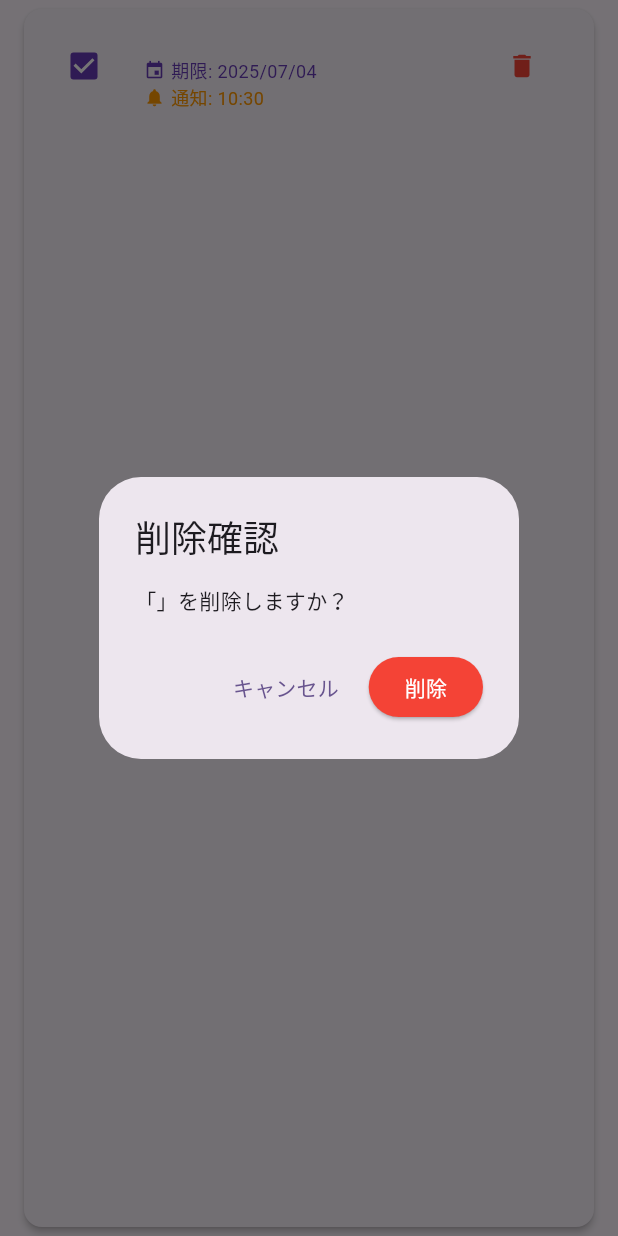
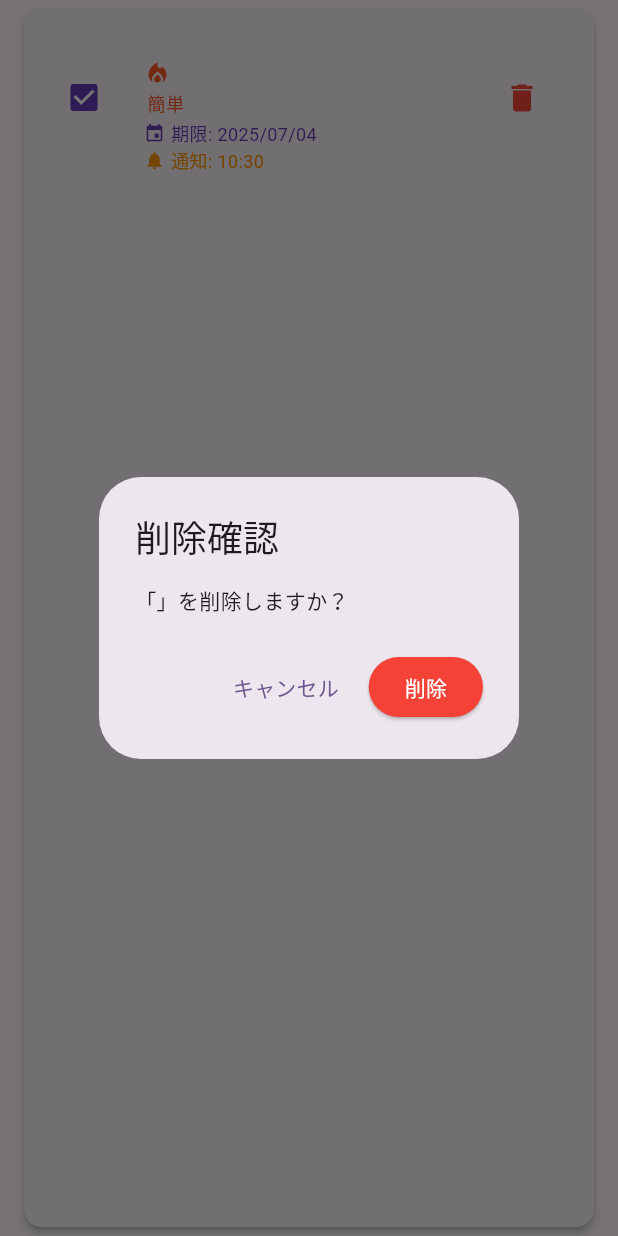
Before and after one commit to nicest414/todolist, a Flutter app: the TodoItemWidget widget shown alone on an empty page, opened directly with empty values, after a tap on the "delete" icon, on a phone screen of 412 x 824 dp. Run offline on Flutter 3.47's test engine with Material 3 defaults, Android fonts, the phone set to English and light mode, and no system bars; our stand-ins replace device_preview, flutter_riverpod.

Commit message:
主観的なタスク難易度の設定

```diff
--- a/lib/models/todo_item.dart
+++ b/lib/models/todo_item.dart
@@ -25,6 +25,7 @@ class TodoItem {
   DateTime? notificationTime;
   DateTime? dueDate;
   bool notificationEnabled;
+  int difficulty; // 1:簡単, 2:普通, 3:難しい, 4:困難
 
   TodoItem({
     required this.id,
@@ -36,6 +37,7 @@ class TodoItem {
     this.notificationTime,
     this.dueDate,
     this.notificationEnabled = false,
+    this.difficulty = 1,
   }) : checklist = checklist ?? [];
 
   TodoItem copyWith({
@@ -48,6 +50,7 @@ class TodoItem {
     DateTime? notificationTime,
     DateTime? dueDate,
     bool? notificationEnabled,
+    int? difficulty,
   }) {
     return TodoItem(
       id: id ?? this.id,
@@ -59,6 +62,7 @@ class TodoItem {
       notificationTime: notificationTime ?? this.notificationTime,
       dueDate: dueDate ?? this.dueDate,
       notificationEnabled: notificationEnabled ?? this.notificationEnabled,
+      difficulty: difficulty ?? this.difficulty,
     );
   }
 
--- a/lib/providers/todo_provider.dart
+++ b/lib/providers/todo_provider.dart
@@ -10,6 +10,7 @@ class TodoNotifier extends StateNotifier<List<TodoItem>> {
     List<TodoChecklistItem>? checklist,
     DateTime? notificationTime,
     DateTime? dueDate,
+    int difficulty = 1,
     TodoType type = TodoType.continuous,
   }) {
     final newTodo = TodoItem(
@@ -19,6 +20,7 @@ class TodoNotifier extends StateNotifier<List<TodoItem>> {
       checklist: checklist ?? [],
       notificationTime: notificationTime,
       dueDate: dueDate,
+      difficulty: difficulty,
     );
     state = [...state, newTodo];
   }
--- a/lib/widgets/todo_item_widget.dart
+++ b/lib/widgets/todo_item_widget.dart
@@ -18,13 +18,17 @@ class TodoItemWidget extends ConsumerWidget {
     return Dismissible(
       key: ValueKey(todo.id),
       background: Container(
-        color: todo.isPinned ? Colors.grey : Colors.amber,
+        color: isContinuous
+            ? (todo.isPinned ? Colors.grey : Colors.amber)
+            : Colors.transparent,
         alignment: Alignment.centerLeft,
         padding: const EdgeInsets.only(left: 20),
-        child: Icon(
+        child: isContinuous
+            ? Icon(
                 todo.isPinned ? Icons.push_pin_outlined : Icons.push_pin,
                 color: Colors.white,
-        ),
+              )
+            : null,
       ),
       secondaryBackground: Container(
         color: Colors.red,
@@ -32,15 +36,13 @@ class TodoItemWidget extends ConsumerWidget {
         padding: const EdgeInsets.only(right: 20),
         child: const Icon(Icons.delete, color: Colors.white),
       ),
-      direction: DismissDirection.horizontal,
+      direction: isContinuous
+          ? DismissDirection.horizontal
+          : DismissDirection.endToStart,
       confirmDismiss: (direction) async {
         if (direction == DismissDirection.startToEnd) {
-          // 左から右：ピン留め切り替え（継続・単発両方対応）
-          if (isContinuous) {
+          // 左から右：ピン留め切り替え（継続TODOのみ）
           ref.read(continuousTodoProvider.notifier).togglePin(todo.id);
-          } else {
-            ref.read(singleTodoProvider.notifier).togglePin(todo.id);
-          }
           return false; // Dismissibleを消さない
         } else if (direction == DismissDirection.endToStart) {
           // 右から左：削除確認
@@ -112,7 +114,10 @@ class TodoItemWidget extends ConsumerWidget {
                   ),
                 ],
               ),
-              title: Text(
+              title: Column(
+                crossAxisAlignment: CrossAxisAlignment.start,
+                children: [
+                  Text(
                     todo.title,
                     style: TextStyle(
                       decoration:
@@ -122,6 +127,33 @@ class TodoItemWidget extends ConsumerWidget {
                           todo.isPinned ? FontWeight.bold : FontWeight.normal,
                     ),
                   ),
+                  if (todo.difficulty > 0)
+                    Padding(
+                      padding: const EdgeInsets.only(top: 2, bottom: 2),
+                      child: Column(
+                        crossAxisAlignment: CrossAxisAlignment.start,
+                        children: [
+                          Row(
+                            children: [
+                              ...List.generate(
+                                todo.difficulty,
+                                (i) => const Icon(Icons.local_fire_department, color: Colors.deepOrange, size: 18),
+                              ),
+                            ],
+                          ),
+                          Padding(
+                            padding: const EdgeInsets.only(left: 2, top: 2),
+                            child: Text(
+                              ['簡単','普通','難しい','困難'][(todo.difficulty - 1).clamp(0,3)],
+                              style: const TextStyle(fontSize: 12, color: Colors.deepOrange),
+                            ),
+                          ),
+                        ],
+                      ),
+                    ),
+                ],
+              ),
+              // (重複していた難易度の炎アイコン表示を削除)
               subtitle: Column(
                 crossAxisAlignment: CrossAxisAlignment.start,
                 children: [
@@ -236,14 +268,10 @@ class TodoItemWidget extends ConsumerWidget {
                 ],
               ),
               trailing: IconButton(
-                icon: const Icon(
-                  Icons.delete,
-                  color: Colors.red,
-                  size: 20,
-                ),
+                icon: const Icon(Icons.delete, color: Colors.red),
+                tooltip: '削除',
                 onPressed: () async {
-                  // 削除確認ダイアログ
-                  final bool? shouldDelete = await showDialog<bool>(
+                  final confirm = await showDialog<bool>(
                     context: context,
                     builder: (context) => AlertDialog(
                       title: const Text('削除確認'),
@@ -254,22 +282,17 @@ class TodoItemWidget extends ConsumerWidget {
                           child: const Text('キャンセル'),
                         ),
                         ElevatedButton(
-                          style: ElevatedButton.styleFrom(
-                              backgroundColor: Colors.red),
+                          style:
+                              ElevatedButton.styleFrom(backgroundColor: Colors.red),
                           onPressed: () => Navigator.of(context).pop(true),
-                          child: const Text('削除',
-                              style: TextStyle(color: Colors.white)),
+                          child: const Text('削除', style: TextStyle(color: Colors.white)),
                         ),
                       ],
                     ),
                   );
-
-                  // 削除実行
-                  if (shouldDelete == true) {
+                  if (confirm == true) {
                     if (isContinuous) {
-                      ref
-                          .read(continuousTodoProvider.notifier)
-                          .removeTodo(todo.id);
+                      ref.read(continuousTodoProvider.notifier).removeTodo(todo.id);
                     } else {
                       ref.read(singleTodoProvider.notifier).removeTodo(todo.id);
                     }
```
Also changed, not shown: lib/widgets/add_todo_dialog.dart (+46 -0 lines), pubspec.lock. Lines whose indentation alone changed are shown as unchanged.
